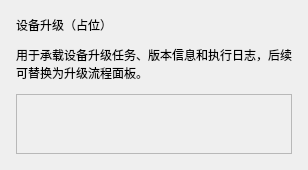
This is ui/deviceupgrade.ui in Aclass-Tools/Ademo as Qt 5 draws it before an edit. The edited form follows.
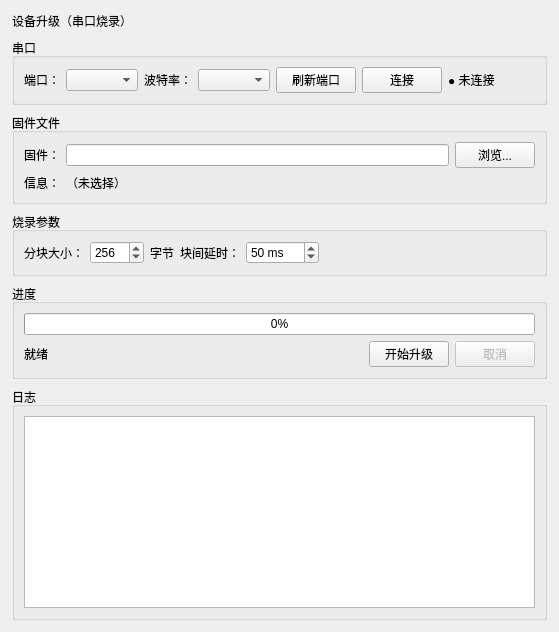
This is the edited form.

Diff of the .ui file:
```diff
--- a/ui/deviceupgrade.ui
+++ b/ui/deviceupgrade.ui
@@ -2,70 +2,89 @@
 <ui version="4.0">
  <class>DeviceUpgradePage</class>
  <widget class="QWidget" name="DeviceUpgradePage">
-  <layout class="QVBoxLayout" name="verticalLayout">
-   <property name="spacing">
-    <number>12</number>
-   </property>
-   <property name="leftMargin">
-    <number>16</number>
-   </property>
-   <property name="topMargin">
-    <number>16</number>
-   </property>
-   <property name="rightMargin">
-    <number>16</number>
-   </property>
-   <property name="bottomMargin">
-    <number>16</number>
-   </property>
+  <layout class="QVBoxLayout" name="rootLayout">
+   <property name="spacing"><number>8</number></property>
+   <property name="leftMargin"><number>12</number></property>
+   <property name="topMargin"><number>12</number></property>
+   <property name="rightMargin"><number>12</number></property>
+   <property name="bottomMargin"><number>12</number></property>
    <item>
-    <widget class="QLabel" name="titleLabel">
-     <property name="text">
-      <string>设备升级（占位）</string>
-     </property>
-     <property name="alignment">
-      <set>Qt::AlignLeft|Qt::AlignVCenter</set>
-     </property>
+    <widget class="QLabel" name="titleLabel"><property name="text"><string>设备升级（串口烧录）</string></property></widget>
+   </item>
+
+   <!-- 串口选择 -->
+   <item>
+    <widget class="QGroupBox" name="serialGroup">
+     <property name="title"><string>串口</string></property>
+     <layout class="QHBoxLayout" name="serialLayout">
+      <item><widget class="QLabel" name="portNameLabel"><property name="text"><string>端口：</string></property></widget></item>
+      <item><widget class="QComboBox" name="portCombo"/></item>
+      <item><widget class="QLabel" name="baudLabel"><property name="text"><string>波特率：</string></property></widget></item>
+      <item><widget class="QComboBox" name="baudCombo"/></item>
+      <item><widget class="QPushButton" name="refreshPortsButton"><property name="text"><string>刷新端口</string></property></widget></item>
+      <item><widget class="QPushButton" name="connectButton"><property name="text"><string>连接</string></property></widget></item>
+      <item><widget class="QLabel" name="connStatusLabel"><property name="text"><string>● 未连接</string></property></widget></item>
+      <item><spacer name="serialSpacer"><property name="orientation"><enum>Qt::Horizontal</enum></property><property name="sizeHint" stdset="0"><size><width>40</width><height>20</height></size></property></spacer></item>
+     </layout>
     </widget>
    </item>
+
+   <!-- 固件文件 -->
    <item>
-    <widget class="QLabel" name="descLabel">
-     <property name="text">
-      <string>用于承载设备升级任务、版本信息和执行日志，后续可替换为升级流程面板。</string>
-     </property>
-     <property name="alignment">
-      <set>Qt::AlignLeft|Qt::AlignVCenter</set>
-     </property>
-     <property name="wordWrap">
-      <bool>true</bool>
-     </property>
+    <widget class="QGroupBox" name="firmwareGroup">
+     <property name="title"><string>固件文件</string></property>
+     <layout class="QGridLayout" name="firmwareLayout">
+      <item row="0" column="0"><widget class="QLabel" name="fileLabel"><property name="text"><string>固件：</string></property></widget></item>
+      <item row="0" column="1"><widget class="QLineEdit" name="firmwarePathEdit"><property name="readOnly"><bool>true</bool></property></widget></item>
+      <item row="0" column="2"><widget class="QPushButton" name="browseButton"><property name="text"><string>浏览...</string></property></widget></item>
+      <item row="1" column="0"><widget class="QLabel" name="infoLabel"><property name="text"><string>信息：</string></property></widget></item>
+      <item row="1" column="1" colspan="2"><widget class="QLabel" name="fileInfoLabel"><property name="text"><string>（未选择）</string></property></widget></item>
+     </layout>
     </widget>
    </item>
+
+   <!-- 烧录参数 -->
    <item>
-    <widget class="QFrame" name="panelFrame">
-     <property name="frameShape">
-      <enum>QFrame::StyledPanel</enum>
-     </property>
-     <property name="frameShadow">
-      <enum>QFrame::Plain</enum>
-     </property>
-     <layout class="QVBoxLayout" name="verticalLayoutPanel">
+    <widget class="QGroupBox" name="paramGroup">
+     <property name="title"><string>烧录参数</string></property>
+     <layout class="QHBoxLayout" name="paramLayout">
+      <item><widget class="QLabel" name="chunkLabel"><property name="text"><string>分块大小：</string></property></widget></item>
+      <item><widget class="QSpinBox" name="chunkSizeSpin"><property name="minimum"><number>16</number></property><property name="maximum"><number>4096</number></property><property name="singleStep"><number>16</number></property><property name="value"><number>256</number></property></widget></item>
+      <item><widget class="QLabel" name="chunkUnitLabel"><property name="text"><string>字节</string></property></widget></item>
+      <item><widget class="QLabel" name="intervalLabel"><property name="text"><string>块间延时：</string></property></widget></item>
+      <item><widget class="QSpinBox" name="intervalSpin"><property name="minimum"><number>0</number></property><property name="maximum"><number>5000</number></property><property name="value"><number>50</number></property><property name="suffix"><string> ms</string></property></widget></item>
+      <item><spacer name="paramSpacer"><property name="orientation"><enum>Qt::Horizontal</enum></property><property name="sizeHint" stdset="0"><size><width>40</width><height>20</height></size></property></spacer></item>
+     </layout>
+    </widget>
+   </item>
+
+   <!-- 进度 -->
+   <item>
+    <widget class="QGroupBox" name="progressGroup">
+     <property name="title"><string>进度</string></property>
+     <layout class="QVBoxLayout" name="progressLayout">
+      <item><widget class="QProgressBar" name="progressBar"><property name="value"><number>0</number></property></widget></item>
       <item>
-       <spacer name="verticalSpacerPanel">
-        <property name="orientation">
-         <enum>Qt::Vertical</enum>
-        </property>
-        <property name="sizeHint" stdset="0">
-         <size>
-          <width>20</width>
-          <height>40</height>
-         </size>
-        </property>
-       </spacer>
+       <layout class="QHBoxLayout" name="progressInfo">
+        <item><widget class="QLabel" name="progressStatusLabel"><property name="text"><string>就绪</string></property></widget></item>
+        <item><spacer name="progressSpacer"><property name="orientation"><enum>Qt::Horizontal</enum></property><property name="sizeHint" stdset="0"><size><width>40</width><height>20</height></size></property></spacer></item>
+        <item><widget class="QPushButton" name="startButton"><property name="text"><string>开始升级</string></property></widget></item>
+        <item><widget class="QPushButton" name="cancelButton"><property name="text"><string>取消</string></property><property name="enabled"><bool>false</bool></property></widget></item>
+       </layout>
       </item>
      </layout>
     </widget>
    </item>
+
+   <!-- 日志 -->
+   <item>
+    <widget class="QGroupBox" name="logGroup">
+     <property name="title"><string>日志</string></property>
+     <layout class="QVBoxLayout" name="logLayout">
+      <item><widget class="QTextEdit" name="logTextEdit"><property name="readOnly"><bool>true</bool></property></widget></item>
+     </layout>
+    </widget>
+   </item>
   </layout>
  </widget>
  <resources/>
```
